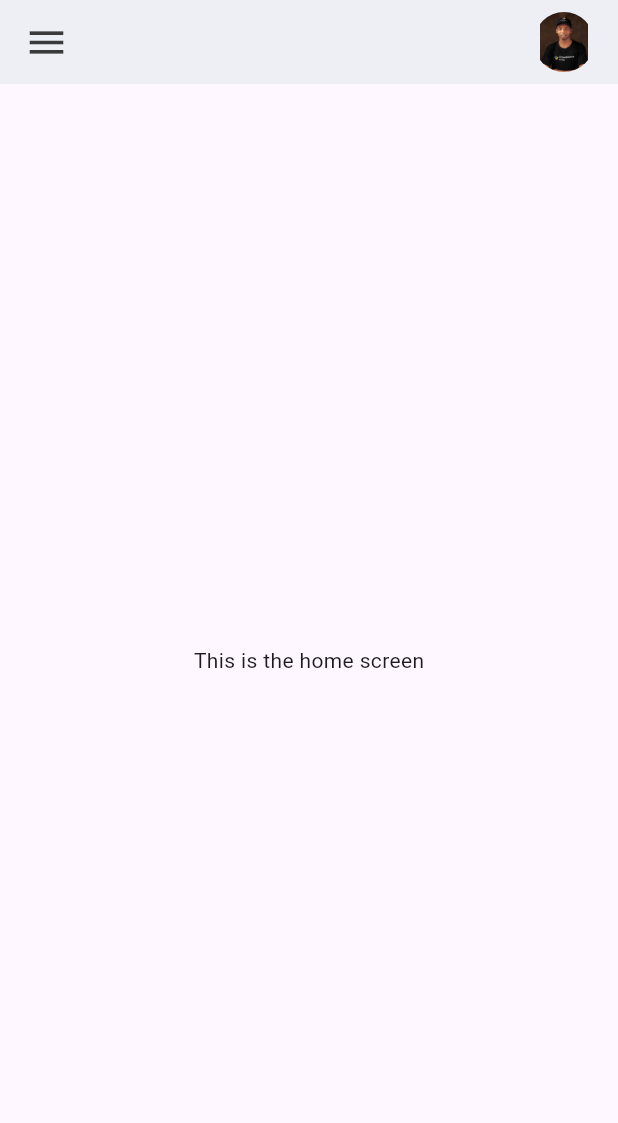
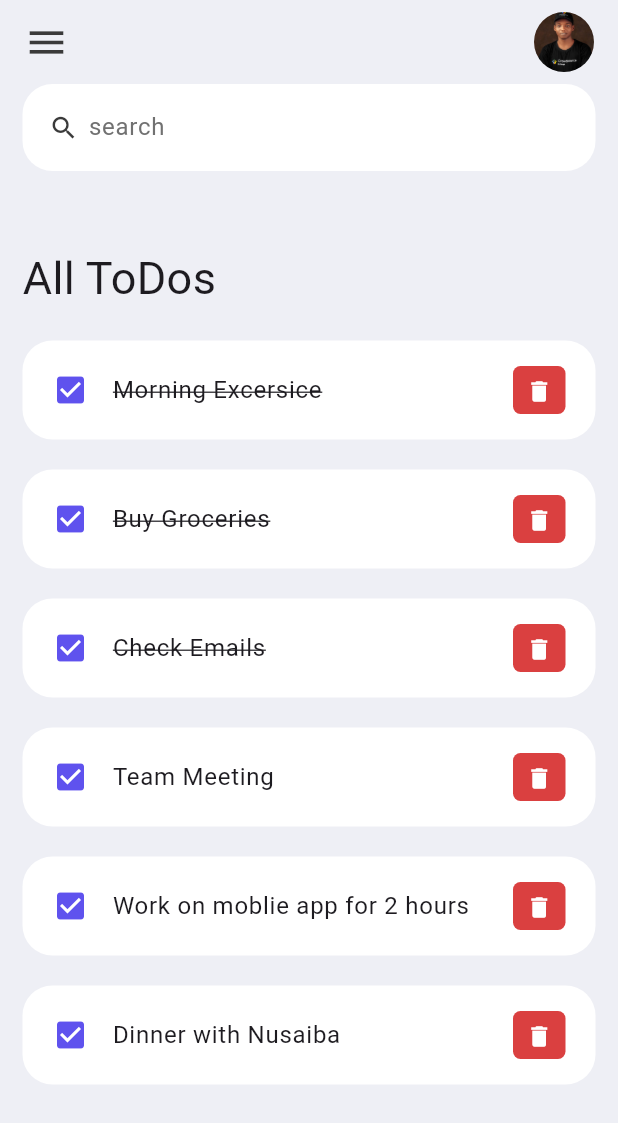
Before and after one commit to Real-Abdureh/flutter_todo_app, a Flutter app: the screen it shows after launch, on a phone screen of 412 x 824 dp. Shown: the top 1123 px of the screen. Run offline on Flutter 3.47's test engine with Material 3 defaults, Android fonts, the phone set to English and light mode, and no system bars.

Commit message:
initial-commit

```diff
--- a/lib/main.dart
+++ b/lib/main.dart
@@ -10,7 +10,7 @@ class MyApp extends StatelessWidget {
 
   @override
   Widget build(BuildContext context) {
-    return const MaterialApp(
+    return MaterialApp(
       debugShowCheckedModeBanner: false,
       title: 'ToDo App',
       home: Home(),
--- /dev/null
+++ b/lib/model/todo.dart
@@ -0,0 +1,27 @@
+class Todo {
+  String? id;
+  String? todoText;
+  late bool isDone;
+
+  Todo({required this.id, required this.todoText, this.isDone = false});
+
+  static List<Todo> todoList() {
+    return [
+      Todo(id: '01', todoText: 'Morning Excersice', isDone: true),
+      Todo(id: '02', todoText: 'Buy Groceries', isDone: true),
+      Todo(id: '03', todoText: 'Check Emails', isDone: true),
+      Todo(
+        id: '04',
+        todoText: 'Team Meeting',
+      ),
+      Todo(
+        id: '05',
+        todoText: 'Work on moblie app for 2 hours',
+      ),
+      Todo(
+        id: '06',
+        todoText: 'Dinner with Nusaiba',
+      ),
+    ];
+  }
+}
--- a/lib/screens/home.dart
+++ b/lib/screens/home.dart
@@ -1,8 +1,12 @@
 import 'package:flutter/material.dart';
 import 'package:todo_app/constants/colors.dart';
+import 'package:todo_app/widgets/todo_item.dart';
+import 'package:todo_app/model/todo.dart';
 
 class Home extends StatelessWidget {
-  const Home({Key? key}) : super(key: key);
+  Home({Key? key}) : super(key: key);
+
+  final todosList = Todo.todoList();
 
   @override
   Widget build(BuildContext context) {
@@ -10,7 +14,70 @@ class Home extends StatelessWidget {
       debugShowCheckedModeBanner: false,
       title: 'Todo App',
       home: Scaffold(
-        appBar: AppBar(
+        backgroundColor: tdBGColor,
+        appBar: _buildAppBar(),
+        body: Container(
+          padding: const EdgeInsets.symmetric(horizontal: 15),
+          child: Column(children: [
+            searchBox(),
+            Expanded(
+              child: ListView(
+                children: [
+                  Container(
+                    margin: const EdgeInsets.only(
+                      top: 50,
+                      bottom: 20,
+                    ),
+                    child: const Text(
+                      'All ToDos',
+                      style: TextStyle(
+                        fontSize: 30,
+                      ),
+                    ),
+                  ),
+                  for (Todo todo in todosList)
+                    ToDoItem(
+                      todo: todo,
+                    ),
+                ],
+              ),
+            )
+          ]),
+        ),
+      ),
+    );
+  }
+
+  Widget searchBox() {
+    return Container(
+      padding: const EdgeInsets.symmetric(
+        horizontal: 15,
+        vertical: 5,
+      ),
+      decoration: BoxDecoration(
+        color: Colors.white,
+        borderRadius: BorderRadius.circular(
+          20,
+        ),
+      ),
+      child: const TextField(
+        decoration: InputDecoration(
+            contentPadding: EdgeInsets.all(0),
+            prefixIcon: Icon(
+              Icons.search,
+              color: tdBlack,
+              size: 20,
+            ),
+            prefixIconConstraints: BoxConstraints(maxHeight: 20, minWidth: 25),
+            border: InputBorder.none,
+            hintText: 'search',
+            hintStyle: TextStyle(color: tdGrey)),
+      ),
+    );
+  }
+
+  AppBar _buildAppBar() {
+    return AppBar(
       backgroundColor: tdBGColor,
       title: Row(
         mainAxisAlignment: MainAxisAlignment.spaceBetween,
@@ -23,17 +90,15 @@ class Home extends StatelessWidget {
           Container(
             height: 40,
             width: 40,
-                child: ClipRRect(
-                  borderRadius: BorderRadius.circular(30),
-                  child: Image.asset('assets/images/abdureh.jpg'),
-                ),
-              )
-            ],
+            decoration: const BoxDecoration(
+              shape: BoxShape.circle,
+              image: DecorationImage(
+                image: AssetImage('assets/images/abdureh.jpg'),
+                fit: BoxFit.cover,
               ),
             ),
-        body: const Center(
-          child: Text('This is the home screen'),
           ),
+        ],
       ),
     );
   }
--- /dev/null
+++ b/lib/widgets/todo_item.dart
@@ -0,0 +1,56 @@
+import 'package:flutter/material.dart';
+import 'package:todo_app/constants/colors.dart';
+import 'package:todo_app/model/todo.dart';
+
+class ToDoItem extends StatelessWidget {
+  final Todo todo;
+  const ToDoItem({super.key, required this.todo});
+
+  @override
+  Widget build(BuildContext context) {
+    return Container(
+      margin: EdgeInsets.only(bottom: 20),
+      child: ListTile(
+        onTap: () {
+          print('cliked on todo item');
+        },
+        shape: RoundedRectangleBorder(
+          borderRadius: BorderRadius.circular(
+            20,
+          ),
+        ),
+        contentPadding: const EdgeInsets.symmetric(horizontal: 20, vertical: 5),
+        tileColor: Colors.white,
+        leading: const Icon(
+          Icons.check_box,
+          color: tdBlue,
+        ),
+        title: Text(
+          todo.todoText!,
+          style: TextStyle(
+            fontSize: 16,
+            decoration: todo.isDone ? TextDecoration.lineThrough : null,
+          ),
+        ),
+        trailing: Container(
+          padding: const EdgeInsets.all(0),
+          margin: const EdgeInsets.symmetric(vertical: 12),
+          height: 35,
+          width: 35,
+          decoration: BoxDecoration(
+            color: tdRed,
+            borderRadius: BorderRadius.circular(5),
+          ),
+          child: IconButton(
+            color: Colors.white,
+            iconSize: 18,
+            icon: const Icon(Icons.delete),
+            onPressed: () {
+              print('click on delete icon');
+            },
+          ),
+        ),
+      ),
+    );
+  }
+}
```
Lines whose indentation alone changed are shown as unchanged.
